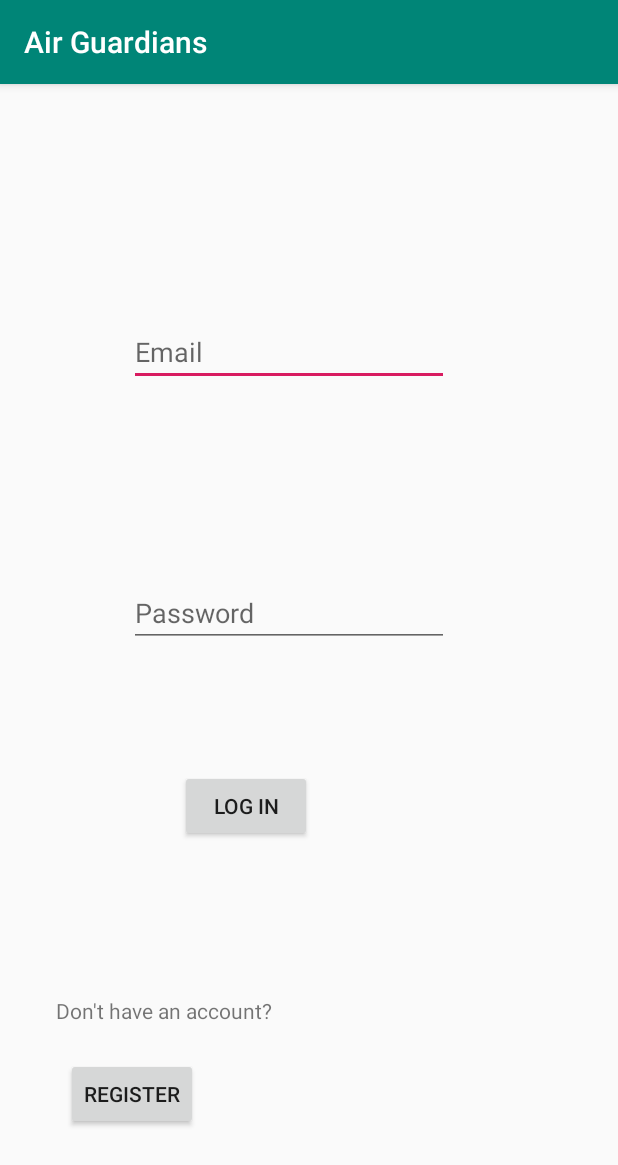
After one commit to IordachescuAnca/Air-Guardians, an Android app: the LogInActivity screen opened directly, with no data from a screen before it, on a phone screen of 412 x 824 dp. The commit adds this screen. Shown: the top 1165 px of the screen. Run offline under Robolectric (Android 15) with nearby library versions, the light colour scheme and no system bars.

Commit message:
Begin LogIn Activity

```diff
--- a/app/src/main/AndroidManifest.xml
+++ b/app/src/main/AndroidManifest.xml
@@ -1,19 +1,21 @@
 <?xml version="1.0" encoding="utf-8"?>
 <manifest xmlns:android="http://schemas.android.com/apk/res/android"
-    package="com.example.airguardians" >
+          package="com.example.airguardians">
 
     <application
-        android:allowBackup="true"
-        android:icon="@mipmap/ic_launcher"
-        android:label="@string/app_name"
-        android:roundIcon="@mipmap/ic_launcher_round"
-        android:supportsRtl="true"
-        android:theme="@style/AppTheme" >
-        <activity android:name=".MainActivity" >
+            android:allowBackup="true"
+            android:icon="@mipmap/ic_launcher"
+            android:label="@string/app_name"
+            android:roundIcon="@mipmap/ic_launcher_round"
+            android:supportsRtl="true"
+            android:theme="@style/AppTheme">
+        <activity android:name=".LogInActivity">
+        </activity>
+        <activity android:name=".MainActivity">
             <intent-filter>
-                <action android:name="android.intent.action.MAIN" />
+                <action android:name="android.intent.action.MAIN"/>
 
-                <category android:name="android.intent.category.LAUNCHER" />
+                <category android:name="android.intent.category.LAUNCHER"/>
             </intent-filter>
         </activity>
     </application>
--- a/app/src/main/java/com/example/airguardians/DataBaseService.java
+++ b/app/src/main/java/com/example/airguardians/DataBaseService.java
@@ -36,6 +36,6 @@ public class DataBaseService extends SQLiteOpenHelper {
     public boolean checkEmail(String email){
         SQLiteDatabase db = this.getReadableDatabase();
         Cursor cursor = db.rawQuery("Select * from user where email=?", new String[]{email});
-        return cursor.getColumnCount() <= 0;
+        return cursor.getCount() <= 0;
     }
 }
--- /dev/null
+++ b/app/src/main/java/com/example/airguardians/LogInActivity.java
@@ -0,0 +1,13 @@
+package com.example.airguardians;
+
+import androidx.appcompat.app.AppCompatActivity;
+import android.os.Bundle;
+
+public class LogInActivity extends AppCompatActivity {
+
+    @Override
+    protected void onCreate(Bundle savedInstanceState) {
+        super.onCreate(savedInstanceState);
+        setContentView(R.layout.activity_log_in);
+    }
+}
--- a/app/src/main/java/com/example/airguardians/MainActivity.java
+++ b/app/src/main/java/com/example/airguardians/MainActivity.java
@@ -32,6 +32,7 @@ public class MainActivity extends AppCompatActivity {
                 else{
                     if (dataPassword.compareTo(dataConfirmedPassword) == 0){
                         boolean canInsert = db.checkEmail(dataEmail);
+                        System.out.println(canInsert);
                         if (canInsert){
                             boolean ID = db.insertData(dataEmail, dataPassword);
                             if(ID){
--- /dev/null
+++ b/app/src/main/res/layout/activity_log_in.xml
@@ -0,0 +1,45 @@
+<?xml version="1.0" encoding="utf-8"?>
+<RelativeLayout
+        xmlns:android="http://schemas.android.com/apk/res/android"
+        xmlns:tools="http://schemas.android.com/tools"
+        xmlns:app="http://schemas.android.com/apk/res-auto"
+        android:layout_width="match_parent"
+        android:layout_height="match_parent"
+        tools:context=".LogInActivity">
+
+    <EditText
+            android:layout_width="wrap_content"
+            android:layout_height="wrap_content"
+            android:inputType="textPersonName"
+            android:ems="10"
+            android:layout_marginTop="156dp" android:layout_alignParentTop="true"
+            android:layout_alignParentStart="true" android:layout_marginLeft="86dp" android:layout_marginStart="86dp"
+            android:layout_alignParentLeft="true" android:id="@+id/email_login" android:hint="Email"/>
+    <EditText
+            android:layout_width="wrap_content"
+            android:layout_height="wrap_content"
+            android:inputType="textPersonName"
+            android:ems="10"
+            android:id="@+id/password_login" android:layout_marginTop="330dp" android:layout_alignParentTop="true"
+            android:layout_alignParentStart="true" android:layout_marginLeft="86dp" android:layout_marginStart="86dp"
+            android:layout_alignParentLeft="true" android:hint="Password"/>
+    <Button
+            android:text="Log In"
+            android:layout_width="wrap_content"
+            android:layout_height="wrap_content" android:id="@+id/button2" android:layout_marginTop="457dp"
+            android:layout_alignParentTop="true" android:layout_alignParentStart="true"
+            android:layout_marginLeft="120dp"
+            android:layout_marginStart="120dp" android:layout_alignParentLeft="true"/>
+    <TextView
+            android:text="Don't have an account?"
+            android:layout_width="wrap_content"
+            android:layout_height="wrap_content" android:id="@+id/textView" android:layout_alignParentStart="true"
+            android:layout_marginLeft="37dp" android:layout_marginStart="37dp" android:layout_alignParentLeft="true"
+            android:layout_marginTop="608dp" android:layout_alignParentTop="true"/>
+    <Button
+            android:text="Register"
+            android:layout_width="wrap_content"
+            android:layout_height="wrap_content" android:id="@+id/button3" android:layout_alignParentStart="true"
+            android:layout_marginLeft="44dp" android:layout_marginStart="44dp" android:layout_alignParentLeft="true"
+            android:layout_marginTop="649dp" android:layout_alignParentTop="true"/>
+</RelativeLayout>
```
